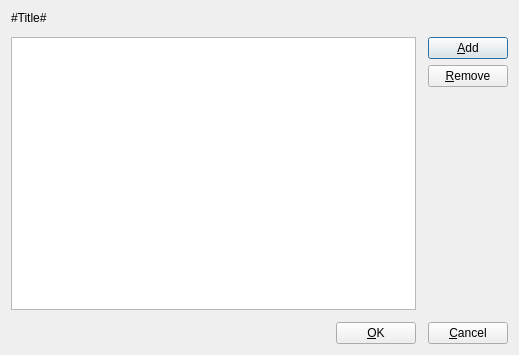
Before: the Qt Designer form XMiLib/String/StringListEditorDialog.ui in xmichelo/XMiLib, drawn with Qt 5.
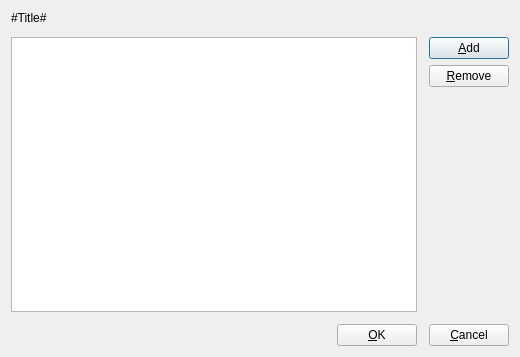
After: the same form once the commit is applied.

```diff
--- a/XMiLib/String/StringListEditorDialog.ui
+++ b/XMiLib/String/StringListEditorDialog.ui
@@ -6,8 +6,8 @@
    <rect>
     <x>0</x>
     <y>0</y>
-    <width>519</width>
-    <height>355</height>
+    <width>520</width>
+    <height>357</height>
    </rect>
   </property>
   <property name="windowTitle">
```
